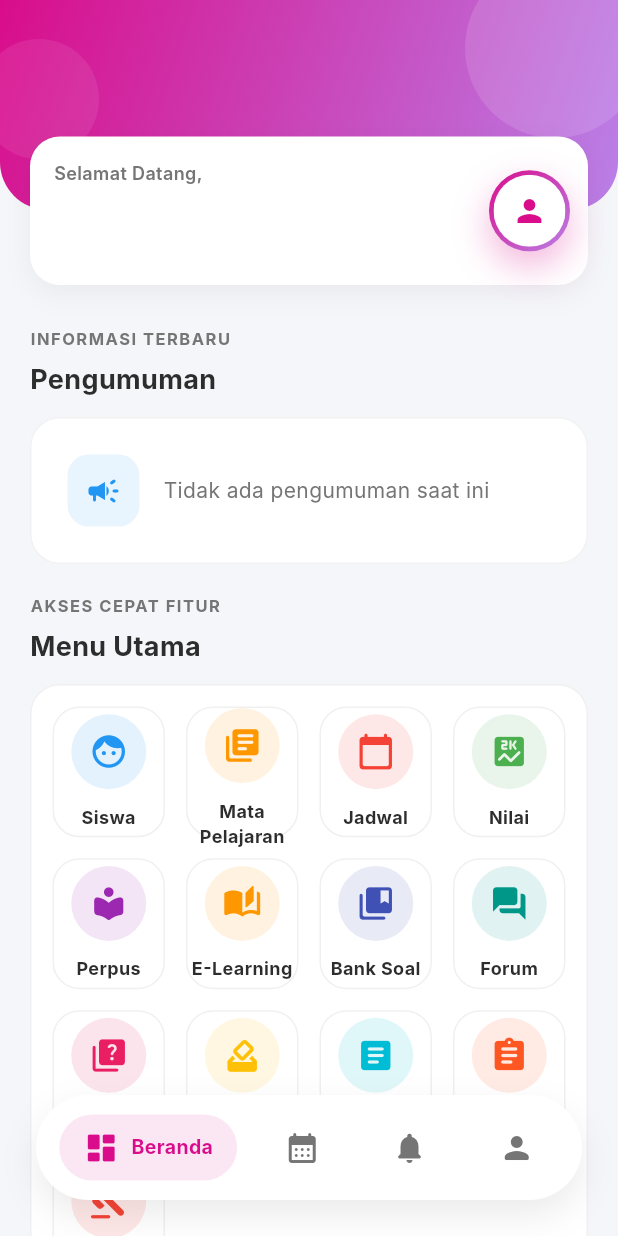
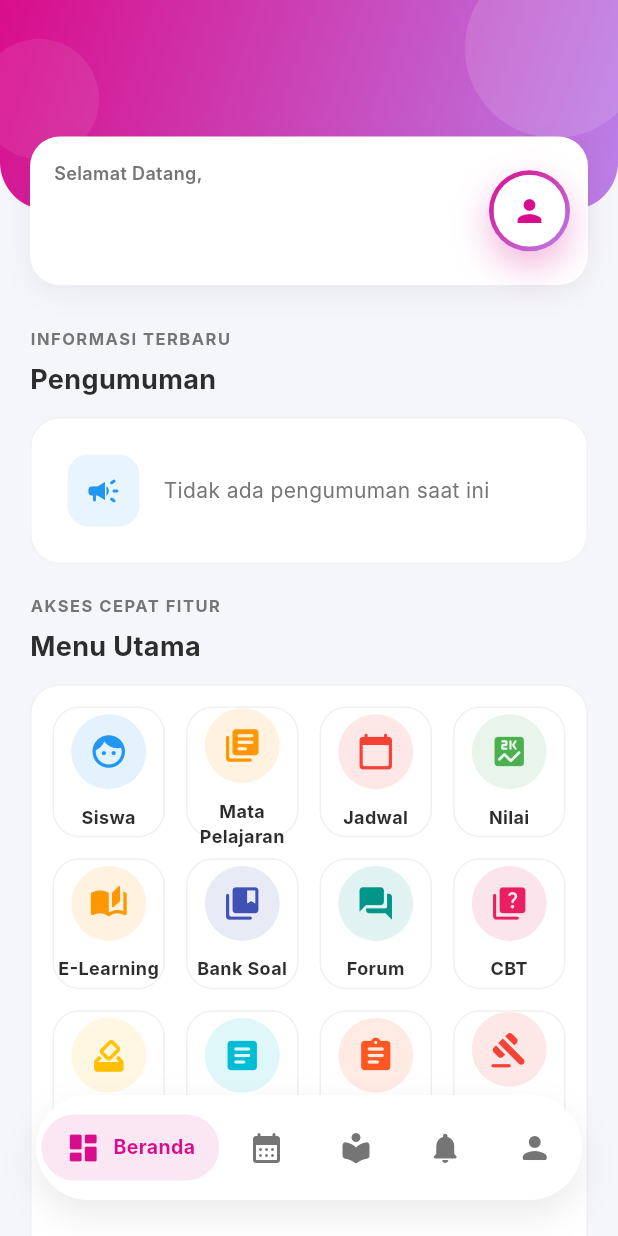
Before and after one commit to wahyusmktel/Plex-Mobile-App, a Flutter app: the DashboardScreen screen opened directly, on a phone screen of 412 x 824 dp. Run offline on Flutter 3.47's test engine with Material 3 defaults, Android fonts, the phone set to English and light mode, and no system bars; our stand-ins replace carousel_slider, dio, file_picker, flutter_widget_from_html, shared_preferences, table_calendar; accounts and stored records are empty; network calls fail; Roboto replaces fonts that are missing (Inter).

Commit message:
feat: Implement the main dashboard screen with a new floating navigation bar and various feature access points.

```diff
--- a/lib/screens/dashboard_screen.dart
+++ b/lib/screens/dashboard_screen.dart
@@ -56,6 +56,7 @@ class _DashboardScreenState extends State<DashboardScreen> {
         children: [
           _buildHome(),
           const CalendarScreen(),
+          const ELibraryScreen(),
           _buildPlaceholder("Halaman Notifikasi"),
           const ProfileScreen(),
         ],
@@ -183,19 +184,6 @@ class _DashboardScreenState extends State<DashboardScreen> {
                                 context,
                                 MaterialPageRoute(
                                   builder: (context) => const GradeScreen(),
-                                ),
-                              );
-                            },
-                          ),
-                          ActionMenuItem(
-                            icon: Icons.local_library_rounded,
-                            label: "Perpus",
-                            color: Colors.purple,
-                            onTap: () {
-                              Navigator.push(
-                                context,
-                                MaterialPageRoute(
-                                  builder: (context) => const ELibraryScreen(),
                                 ),
                               );
                             },
--- a/lib/widgets/floating_navbar.dart
+++ b/lib/widgets/floating_navbar.dart
@@ -32,8 +32,9 @@ class FloatingNavbar extends StatelessWidget {
         children: [
           _buildNavItem(0, Icons.dashboard_rounded, "Beranda"),
           _buildNavItem(1, Icons.calendar_month_rounded, "Kalender"),
-          _buildNavItem(2, Icons.notifications_rounded, "Notif"),
-          _buildNavItem(3, Icons.person_rounded, "Profil"),
+          _buildNavItem(2, Icons.local_library_rounded, "Perpus"),
+          _buildNavItem(3, Icons.notifications_rounded, "Notif"),
+          _buildNavItem(4, Icons.person_rounded, "Profil"),
         ],
       ),
     );
```
